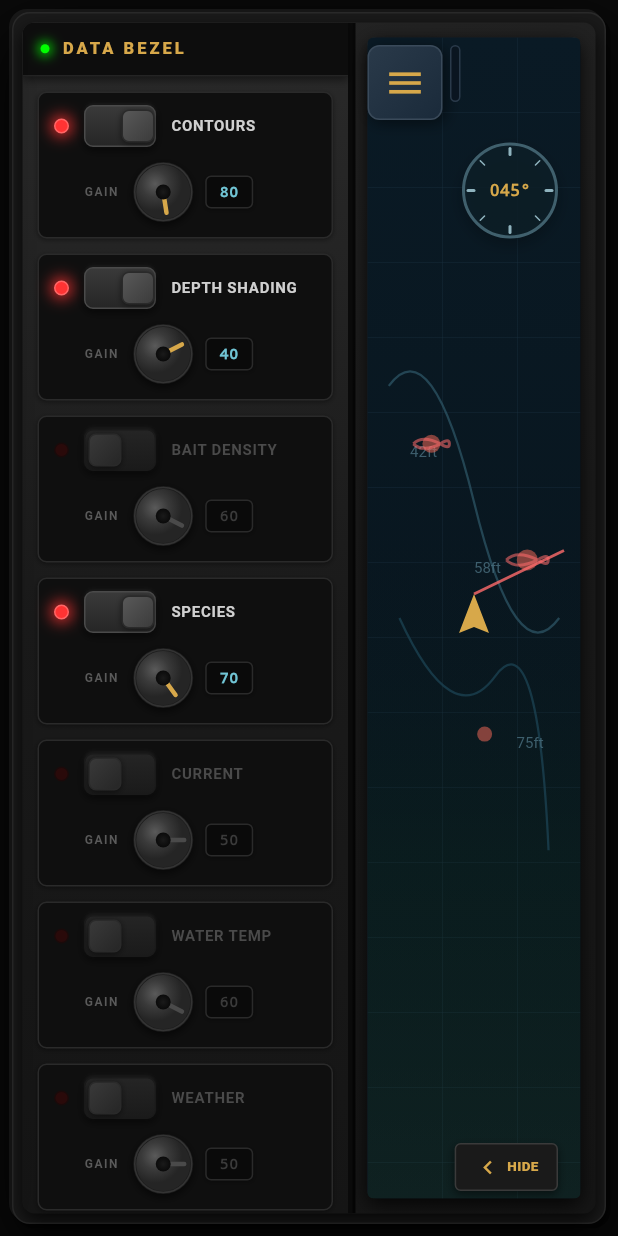
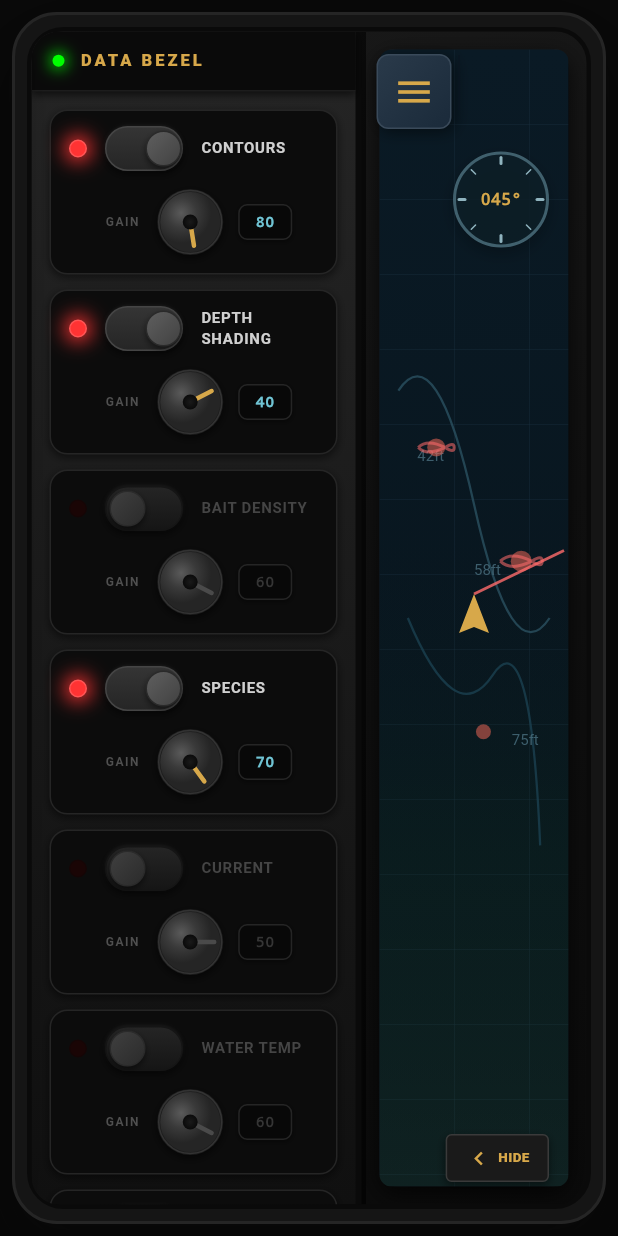
Before and after one commit to CapAhabb/Lake-Command-In-Depth, a Flutter app: the screen it shows after launch, after a tap on "HIDE", after a tap on "SHOW", on a phone screen of 412 x 824 dp. Run offline on Flutter 3.47's test engine with Material 3 defaults, Android fonts, the phone set to English and light mode, and no system bars.

Commit message:
Curvy sexy design: rounded corners, pill-shaped toggles, outer housing with depth

```diff
--- a/starter_app/lib/chart_plotter_screen.dart
+++ b/starter_app/lib/chart_plotter_screen.dart
@@ -195,7 +195,7 @@ class _ChartPlotterScreenState extends State<ChartPlotterScreen> {
   }
 }
 
-// Plastic housing widget with realistic depth
+// Plastic housing widget with realistic curved depth
 class _PlasticHousing extends StatelessWidget {
   final Widget child;
   const _PlasticHousing({required this.child});
@@ -204,55 +204,43 @@ class _PlasticHousing extends StatelessWidget {
   Widget build(BuildContext context) {
     return Container(
       decoration: BoxDecoration(
-        color: const Color(0xFF1A1A1A),
-        borderRadius: BorderRadius.circular(12),
-        border: Border.all(color: const Color(0xFF2A2A2A), width: 1),
+        color: const Color(0xFF151515),
+        borderRadius: BorderRadius.circular(30),  // Sexy curved corners
+        border: Border.all(color: const Color(0xFF252525), width: 2),
         boxShadow: [
-          // Deep shadow for 3D depth
+          // Deep outer shadow for 3D floating effect
           BoxShadow(
-            color: Colors.black.withValues(alpha: 0.9),
-            blurRadius: 40,
-            offset: const Offset(0, 15),
-            spreadRadius: 5,
+            color: Colors.black.withValues(alpha: 0.95),
+            blurRadius: 50,
+            offset: const Offset(0, 20),
+            spreadRadius: 3,
           ),
-          // Inner bevel highlight (top-left)
+          // Subtle outer glow
           BoxShadow(
-            color: const Color(0xFF3A3A3A).withValues(alpha: 0.3),
-            blurRadius: 0,
-            offset: const Offset(-2, -2),
-          ),
-          // Inner bevel shadow (bottom-right)
-          BoxShadow(
-            color: Colors.black.withValues(alpha: 0.5),
-            blurRadius: 0,
-            offset: const Offset(3, 3),
+            color: const Color(0xFF0A0A0A).withValues(alpha: 0.8),
+            blurRadius: 20,
+            offset: const Offset(0, 10),
+            spreadRadius: 1,
           ),
         ],
       ),
       child: Container(
-        margin: const EdgeInsets.all(6),
+        margin: const EdgeInsets.all(8),
         decoration: BoxDecoration(
-          borderRadius: BorderRadius.circular(8),
+          borderRadius: BorderRadius.circular(24),  // Curved inner
           gradient: const LinearGradient(
             begin: Alignment.topLeft,
             end: Alignment.bottomRight,
             colors: [
-              Color(0xFF252525),
               Color(0xFF1A1A1A),
-              Color(0xFF151515),
+              Color(0xFF101010),
+              Color(0xFF0A0A0A),
             ],
           ),
-          boxShadow: [
-            // Inner screen inset shadow
-            BoxShadow(
-              color: Colors.black.withValues(alpha: 0.8),
-              blurRadius: 10,
-              offset: const Offset(0, 5),
-            ),
-          ],
+          border: Border.all(color: const Color(0xFF0A0A0A), width: 3),
         ),
         child: ClipRRect(
-          borderRadius: BorderRadius.circular(6),
+          borderRadius: BorderRadius.circular(18),
           child: child,
         ),
       ),
@@ -286,31 +274,38 @@ class _DataBezelPanel extends StatelessWidget {
         gradient: const LinearGradient(
           begin: Alignment.topCenter,
           end: Alignment.bottomCenter,
-          colors: [Color(0xFF2A2A2A), Color(0xFF1A1A1A), Color(0xFF151515)],
+          colors: [Color(0xFF252525), Color(0xFF1A1A1A), Color(0xFF101010)],
         ),
-        border: const Border(right: BorderSide(color: Color(0xFF0A0A0A), width: 3)),
+        borderRadius: const BorderRadius.only(
+          topLeft: Radius.circular(18),
+          bottomLeft: Radius.circular(18),
+        ),
+        border: const Border(right: BorderSide(color: Color(0xFF0A0A0A), width: 4)),
         boxShadow: [
           // Inset shadow for recessed panel look
           BoxShadow(
-            color: Colors.black.withValues(alpha: 0.8),
+            color: Colors.black.withValues(alpha: 0.6),
             blurRadius: 0,
-            offset: const Offset(2, 0),
+            offset: const Offset(3, 0),
           ),
         ],
       ),
       child: Column(
         children: [
-          // Header - dark recessed area
+          // Header - dark recessed area with curves
           Container(
-            padding: const EdgeInsets.symmetric(horizontal: 12, vertical: 10),
+            padding: const EdgeInsets.symmetric(horizontal: 14, vertical: 12),
             decoration: BoxDecoration(
-              color: const Color(0xFF0D0D0D),
+              color: const Color(0xFF0A0A0A),
+              borderRadius: const BorderRadius.only(
+                topLeft: Radius.circular(18),
+              ),
               border: Border(
-                bottom: BorderSide(color: const Color(0xFF3A3A3A).withValues(alpha: 0.5), width: 1),
+                bottom: BorderSide(color: const Color(0xFF3A3A3A).withValues(alpha: 0.4), width: 1),
               ),
               boxShadow: [
                 BoxShadow(
-                  color: Colors.black.withValues(alpha: 0.5),
+                  color: Colors.black.withValues(alpha: 0.6),
                   blurRadius: 4,
                   offset: const Offset(0, 2),
                 ),
@@ -319,21 +314,21 @@ class _DataBezelPanel extends StatelessWidget {
             child: Row(
               children: [
                 Container(
-                  width: 6,
-                  height: 6,
+                  width: 8,
+                  height: 8,
                   decoration: BoxDecoration(
                     color: const Color(0xFF00FF00),
                     shape: BoxShape.circle,
                     boxShadow: [
                       BoxShadow(
                         color: const Color(0xFF00FF00).withValues(alpha: 0.8),
-                        blurRadius: 6,
+                        blurRadius: 8,
                         spreadRadius: 2,
                       ),
                     ],
                   ),
                 ),
-                const SizedBox(width: 8),
+                const SizedBox(width: 10),
                 const Expanded(
                   child: Text('DATA BEZEL',
                     style: TextStyle(color: Color(0xFFD7A84A), fontSize: 11, fontWeight: FontWeight.w800, letterSpacing: 2),
@@ -346,7 +341,7 @@ class _DataBezelPanel extends StatelessWidget {
           // Layer controls with more spacing
           Expanded(
             child: ListView(
-              padding: const EdgeInsets.all(10),
+              padding: const EdgeInsets.all(12),
               children: layerControls.entries.map((entry) {
                 return _LayerControlRow(
                   name: entry.key,
@@ -380,16 +375,16 @@ class _LayerControlRow extends StatelessWidget {
   Widget build(BuildContext context) {
     return Container(
       margin: const EdgeInsets.only(bottom: 10),
-      padding: const EdgeInsets.symmetric(horizontal: 10, vertical: 8),
+      padding: const EdgeInsets.symmetric(horizontal: 12, vertical: 10),
       decoration: BoxDecoration(
-        color: const Color(0xFF0F0F0F),
-        borderRadius: BorderRadius.circular(6),
-        border: Border.all(color: const Color(0xFF2A2A2A), width: 1),
+        color: const Color(0xFF0C0C0C),
+        borderRadius: BorderRadius.circular(12),  // Sexy curves
+        border: Border.all(color: const Color(0xFF252525), width: 1),
         boxShadow: [
           BoxShadow(
-            color: Colors.black.withValues(alpha: 0.4),
-            blurRadius: 2,
-            offset: const Offset(0, 1),
+            color: Colors.black.withValues(alpha: 0.5),
+            blurRadius: 4,
+            offset: const Offset(0, 2),
           ),
         ],
       ),
@@ -399,47 +394,47 @@ class _LayerControlRow extends StatelessWidget {
           // Toggle + LED row
           Row(
             children: [
-              // LED indicator (bigger, more realistic)
+              // LED indicator (bigger, rounded)
               Container(
-                width: 10,
-                height: 10,
+                width: 12,
+                height: 12,
                 decoration: BoxDecoration(
-                  color: control.enabled ? const Color(0xFFFF3333) : const Color(0xFF2A0A0A),
+                  color: control.enabled ? const Color(0xFFFF3333) : const Color(0xFF1A0505),
                   shape: BoxShape.circle,
                   border: Border.all(
-                    color: control.enabled ? const Color(0xFFFF6666) : const Color(0xFF1A0A0A),
+                    color: control.enabled ? const Color(0xFFFF5555) : const Color(0xFF150505),
                     width: 1,
                   ),
                   boxShadow: control.enabled
                       ? [
                           BoxShadow(
-                            color: const Color(0xFFFF3333).withValues(alpha: 0.9),
-                            blurRadius: 8,
-                            spreadRadius: 2,
+                            color: const Color(0xFFFF3333).withValues(alpha: 0.95),
+                            blurRadius: 10,
+                            spreadRadius: 3,
                           ),
                         ]
                       : null,
                 ),
               ),
-              const SizedBox(width: 10),
+              const SizedBox(width: 12),
 
-              // Toggle switch (bigger, more realistic)
+              // Toggle switch (curved, pill-shaped)
               GestureDetector(
                 onTap: () => onToggle(!control.enabled),
                 child: Container(
-                  width: 48,
-                  height: 28,
+                  width: 52,
+                  height: 30,
                   decoration: BoxDecoration(
                     gradient: LinearGradient(
                       begin: Alignment.topCenter,
                       end: Alignment.bottomCenter,
                       colors: control.enabled
-                          ? [const Color(0xFF3A3A3A), const Color(0xFF252525)]
-                          : [const Color(0xFF252525), const Color(0xFF1A1A1A)],
+                          ? [const Color(0xFF353535), const Color(0xFF252525)]
+                          : [const Color(0xFF252525), const Color(0xFF151515)],
                     ),
-                    borderRadius: BorderRadius.circular(6),
+                    borderRadius: BorderRadius.circular(15),  // Pill shape!
                     border: Border.all(
-                      color: control.enabled ? const Color(0xFF4A4A4A) : const Color(0xFF1A1A1A),
+                      color: control.enabled ? const Color(0xFF454545) : const Color(0xFF151515),
                       width: 1,
                     ),
                     boxShadow: [
@@ -452,23 +447,23 @@ class _LayerControlRow extends StatelessWidget {
                       AnimatedPositioned(
                         duration: const Duration(milliseconds: 150),
                         curve: Curves.easeInOut,
-                        left: control.enabled ? 24 : 2,
+                        left: control.enabled ? 26 : 2,
                         top: 2,
                         child: Container(
-                          width: 22,
-                          height: 22,
+                          width: 24,
+                          height: 24,
                           decoration: BoxDecoration(
                             gradient: LinearGradient(
                               begin: Alignment.topLeft,
                               end: Alignment.bottomRight,
                               colors: control.enabled
-                                  ? [const Color(0xFF5A5A5A), const Color(0xFF3A3A3A)]
-                                  : [const Color(0xFF3A3A3A), const Color(0xFF252525)],
+                                  ? [const Color(0xFF606060), const Color(0xFF404040)]
+                                  : [const Color(0xFF404040), const Color(0xFF2A2A2A)],
                             ),
-                            borderRadius: BorderRadius.circular(5),
+                            borderRadius: BorderRadius.circular(12),  // Round knob
                             border: Border.all(color: const Color(0xFF2A2A2A), width: 1),
                             boxShadow: [
-                              BoxShadow(color: Colors.black.withValues(alpha: 0.5), blurRadius: 3, offset: const Offset(0, 1)),
+                              BoxShadow(color: Colors.black.withValues(alpha: 0.5), blurRadius: 3, offset: const Offset(0, 2)),
                             ],
                           ),
                         ),
@@ -478,14 +473,14 @@ class _LayerControlRow extends StatelessWidget {
                 ),
               ),
 
-              const SizedBox(width: 10),
+              const SizedBox(width: 12),
 
               // Layer name
               Expanded(
                 child: Text(
                   name,
                   style: TextStyle(
-                    color: control.enabled ? const Color(0xFFD0D0D0) : const Color(0xFF4A4A4A),
+                    color: control.enabled ? const Color(0xFFD0D0D0) : const Color(0xFF454545),
                     fontSize: 10,
                     fontWeight: FontWeight.w700,
                     letterSpacing: 0.5,
@@ -495,46 +490,46 @@ class _LayerControlRow extends StatelessWidget {
             ],
           ),
 
-          const SizedBox(height: 8),
+          const SizedBox(height: 10),
 
           // GAIN label + knob (bigger)
           Row(
             children: [
-              const SizedBox(width: 20),
+              const SizedBox(width: 24),
               const Text('GAIN',
-                style: TextStyle(color: Color(0xFF5A5A5A), fontSize: 8, fontWeight: FontWeight.w600, letterSpacing: 1),
+                style: TextStyle(color: Color(0xFF505050), fontSize: 8, fontWeight: FontWeight.w600, letterSpacing: 1),
               ),
-              const SizedBox(width: 8),
+              const SizedBox(width: 10),
 
-              // Rotary knob (bigger - 44x44)
+              // Rotary knob (bigger - 48x48)
               GestureDetector(
                 onPanUpdate: (details) {
-                  final change = -details.delta.dy * 0.006;
+                  final change = -details.delta.dy * 0.005;
                   final newGain = (control.gain + change).clamp(0.0, 1.0);
                   onGainChanged(newGain);
                 },
                 child: _RotaryKnob(value: control.gain, enabled: control.enabled),
               ),
 
-              const SizedBox(width: 6),
+              const SizedBox(width: 8),
 
-              // Value display
+              // Value display (curved)
               Container(
-                width: 32,
-                padding: const EdgeInsets.symmetric(vertical: 3),
+                width: 36,
+                padding: const EdgeInsets.symmetric(vertical: 4, horizontal: 6),
                 decoration: BoxDecoration(
-                  color: const Color(0xFF0A0A0A),
-                  borderRadius: BorderRadius.circular(4),
-                  border: Border.all(color: const Color(0xFF2A2A2A)),
+                  color: const Color(0xFF080808),
+                  borderRadius: BorderRadius.circular(6),
+                  border: Border.all(color: const Color(0xFF252525)),
                   boxShadow: [
-                    BoxShadow(color: Colors.black.withValues(alpha: 0.3), blurRadius: 2, offset: const Offset(0, 1)),
+                    BoxShadow(color: Colors.black.withValues(alpha: 0.4), blurRadius: 2, offset: const Offset(0, 1)),
                   ],
                 ),
                 child: Text(
                   '${(control.gain * 100).round()}',
                   textAlign: TextAlign.center,
                   style: TextStyle(
-                    color: control.enabled ? const Color(0xFF70C4D4) : const Color(0xFF3A3A3A),
+                    color: control.enabled ? const Color(0xFF70C4D4) : const Color(0xFF353535),
                     fontSize: 10,
                     fontFamily: 'monospace',
                     fontWeight: FontWeight.w700,
@@ -558,8 +553,8 @@ class _RotaryKnob extends StatelessWidget {
   @override
   Widget build(BuildContext context) {
     return SizedBox(
-      width: 44,
-      height: 44,
+      width: 48,
+      height: 48,
       child: CustomPaint(
         painter: _KnobPainter(value: value, enabled: enabled),
       ),
@@ -646,21 +641,21 @@ class _ChartArea extends StatelessWidget {
   @override
   Widget build(BuildContext context) {
     return Container(
-      margin: const EdgeInsets.all(10),
+      margin: const EdgeInsets.all(12),
       decoration: BoxDecoration(
-        borderRadius: BorderRadius.circular(6),
-        color: const Color(0xFF0A0F14),
+        borderRadius: BorderRadius.circular(12),  // Sexy curves
+        color: const Color(0xFF080C10),
         boxShadow: [
           // Inset shadow for screen depth
           BoxShadow(
-            color: Colors.black.withValues(alpha: 0.8),
-            blurRadius: 10,
-            offset: const Offset(0, 4),
+            color: Colors.black.withValues(alpha: 0.7),
+            blurRadius: 12,
+            offset: const Offset(0, 5),
           ),
         ],
       ),
       child: ClipRRect(
-        borderRadius: BorderRadius.circular(4),
+        borderRadius: BorderRadius.circular(8),  // Curved
         child: CustomPaint(
           painter: _ChartPainter(layerControls: layerControls),
           child: Container(),
```
